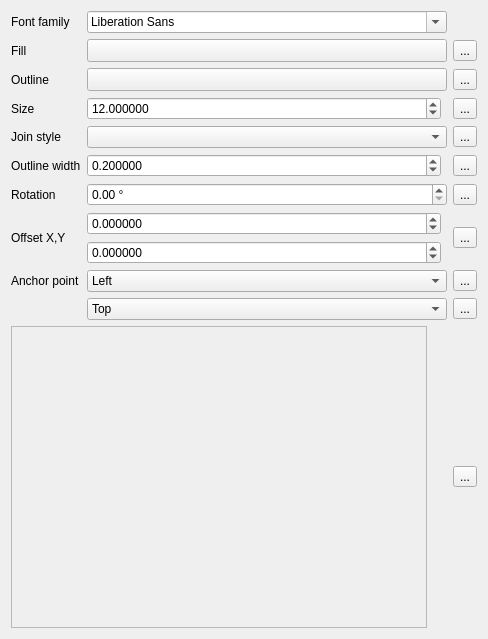
The window that src/ui/symbollayer/widget_fontmarker.ui (carsmie/QGIS) describes before a commit, drawn with Qt 5.
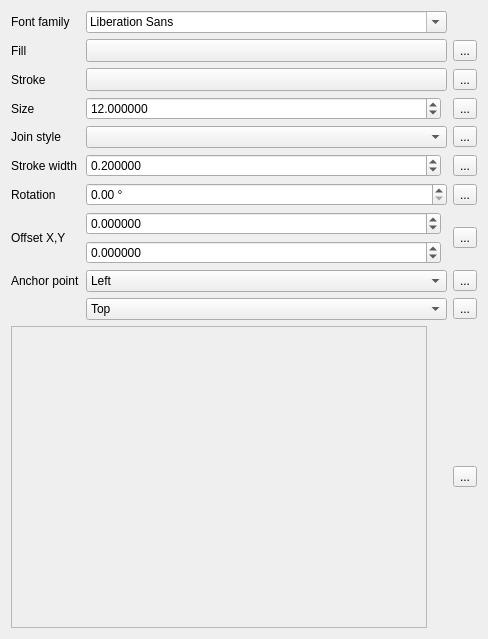
The same window after the commit. Custom widgets are drawn as their Qt base class.

Commit message:
[needs-docs] Rename Outline and Border -> Stroke
This change is being driven by:

- need for consistent terminology in the api. Currently there's
a confusing mix of border/outline used
- need for consistent terminology in the gui - we have a mix
of "border"/"outline"/"pen"
- bringing QGIS into line with the standard terminology used
in other graphic editing programs

Patch:
```diff
--- a/src/ui/symbollayer/widget_fontmarker.ui
+++ b/src/ui/symbollayer/widget_fontmarker.ui
@@ -32,7 +32,7 @@
         </sizepolicy>
        </property>
        <property name="specialValueText">
-        <string>No outline</string>
+        <string>No stroke</string>
        </property>
        <property name="decimals">
         <number>6</number>
@@ -158,7 +158,7 @@
    <item row="5" column="0">
     <widget class="QLabel" name="mBorderWidthLabel">
      <property name="text">
-      <string>Outline width</string>
+      <string>Stroke width</string>
      </property>
     </widget>
    </item>
@@ -201,7 +201,7 @@
       </sizepolicy>
      </property>
      <property name="text">
-      <string>Outline</string>
+      <string>Stroke</string>
      </property>
     </widget>
    </item>
```
Left out of the diff: 18 changed lines with no effect on the pictures. The commit also changes 148 other files.
